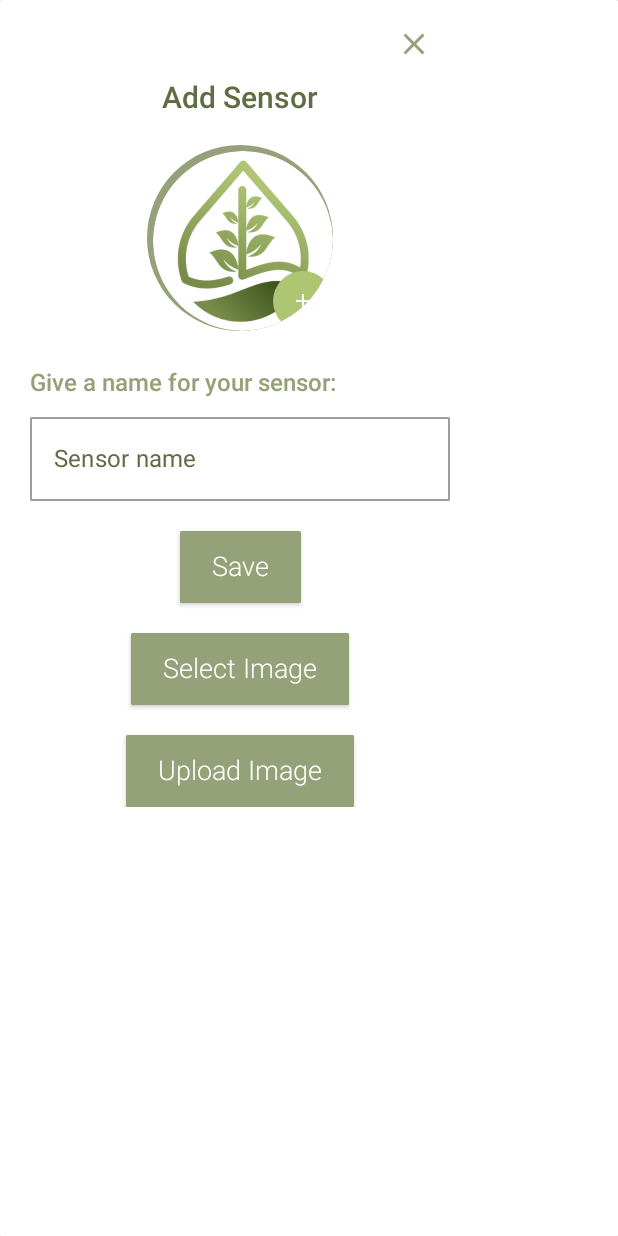
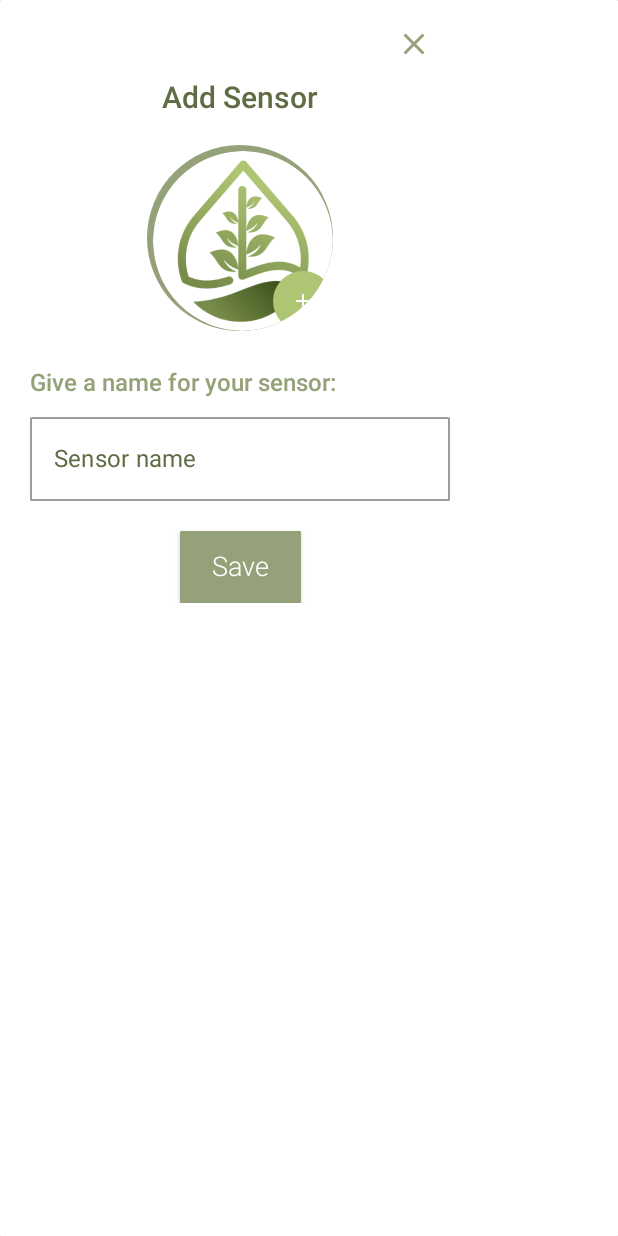
Before and after one commit to SmartestSoil/SmartestSoil, an Android app built with Jetpack Compose: the composable AddSensor shown on its own in the app's theme, on a phone screen of 412 x 824 dp. Run offline under Robolectric (Android 15) with nearby library versions, the light colour scheme and no system bars; our stand-ins replace Firebase (no records; nobody signed in at launch, a user with empty details on screens opened directly); pictures from the network do not load; 2 statements that could not run were skipped.

```diff
--- a/app/src/main/java/com/example/smartestsoil/ui/screens/AddSensor.kt
+++ b/app/src/main/java/com/example/smartestsoil/ui/screens/AddSensor.kt
@@ -416,42 +416,6 @@ fun AddSensor(onClose: () -> Unit) {
                         color = MaterialTheme.colors.onPrimary
                     )
                 }
-                Spacer(modifier = Modifier.height(20.dp))
-                Button(
-                    onClick = { launcher.launch("image/*") },
-                    colors = ButtonDefaults.buttonColors(
-                        disabledBackgroundColor = MaterialTheme.colors.primary,
-                        backgroundColor = MaterialTheme.colors.primary
-                    )
-                ) {
-                    Text(
-                        modifier = Modifier.padding(5.dp),
-                        text = "Select Image",
-                        color = MaterialTheme.colors.onPrimary
-                    )
-                }
-                Spacer(modifier = Modifier.height(20.dp))
-                Button(
-                    onClick = {
-                        if (imageUri != null) {
-                            //uploadImage(imageUri!!, storageRef, context)
-                        } else {
-                            Toast.makeText(context, "Please select an image", Toast.LENGTH_SHORT)
-                                .show()
-                        }
-                    },
-                    colors =
-                    ButtonDefaults.buttonColors(
-                        disabledBackgroundColor = MaterialTheme.colors.primary,
-                        backgroundColor = MaterialTheme.colors.primary
-                    )
-                ) {
-                    Text(
-                        modifier = Modifier.padding(5.dp),
-                        text = "Upload Image",
-                        color = MaterialTheme.colors.onPrimary
-                    )
-                }
             }
         }
     }
```
